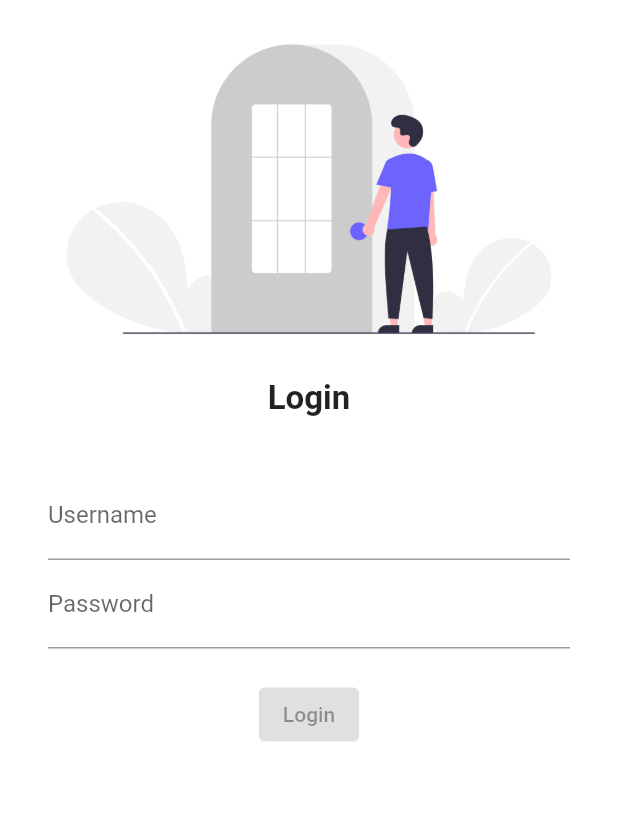
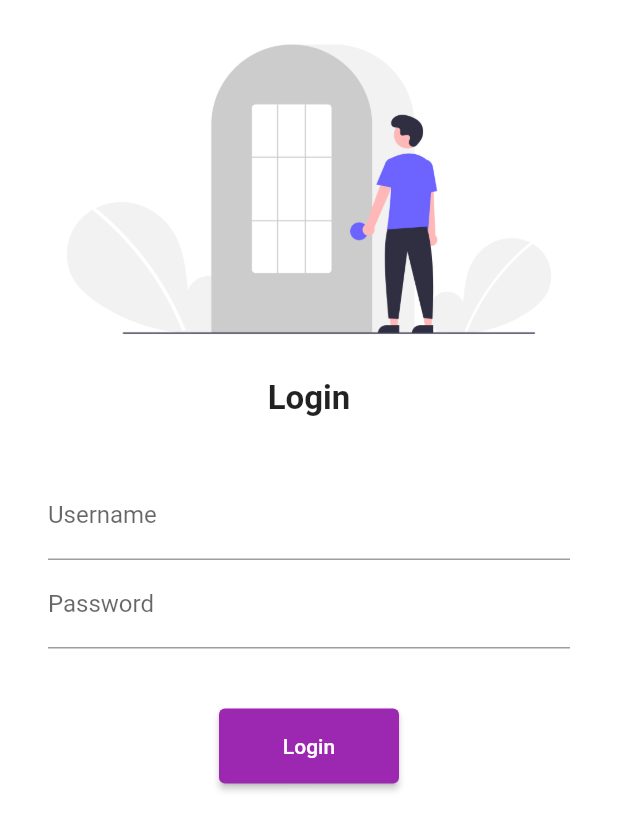
Before and after one commit to ShivamMaurya105/Flutter, a Flutter app: the screen it shows after launch, on a phone screen of 412 x 824 dp. Shown: the top 831 px of the screen. Run offline on Flutter 3.47's test engine with Material 2 defaults, Android fonts, the phone set to English and light mode, and no system bars; our stand-ins replace google_fonts.

Commit message:
Day 5 completed

```diff
--- a/lib/Pages/login_page.dart
+++ b/lib/Pages/login_page.dart
@@ -1,3 +1,4 @@
+import 'package:first_demo_apk/utils/routes.dart';
 import 'package:flutter/material.dart';
 
 class LoginPage extends StatelessWidget {
@@ -7,8 +8,10 @@
   Widget build(BuildContext context) {
     return Material(
       color: Colors.white,
-      child: Center(
+      child: SingleChildScrollView(
         child: Column(
+          children: [
+            Column(
               children: [
                 Image.asset(
                   'assets/images/login_page.jpg',
@@ -26,8 +29,8 @@
                   height: 20.0,
                 ),
                 Padding(
-              padding:
-                  const EdgeInsets.symmetric(vertical: 16.0, horizontal: 32.0),
+                  padding: const EdgeInsets.symmetric(
+                      vertical: 16.0, horizontal: 32.0),
                   child: Column(
                     children: [
                       TextFormField(
@@ -40,12 +43,13 @@
                             hintText: "Enter Password", labelText: "Password"),
                       ),
                       SizedBox(
-                    height: 20.0,
+                        height: 40.0,
                       ),
                       ElevatedButton(
                         child: Text("Login"),
+                        style: TextButton.styleFrom(minimumSize: Size(120, 50)),
                         onPressed: () {
-                      print("Logged In")
+                          Navigator.pushNamed(context, MyRoutes.homeRoute);
                         },
                       )
                     ],
@@ -53,6 +57,8 @@
                 )
               ],
             ),
+          ],
+        ),
       ),
     );
   }
--- a/lib/main.dart
+++ b/lib/main.dart
@@ -1,5 +1,6 @@
 import 'package:first_demo_apk/Pages/home_page.dart';
 import 'package:first_demo_apk/Pages/login_page.dart';
+import 'package:first_demo_apk/utils/routes.dart';
 import 'package:flutter/material.dart';
 import 'package:google_fonts/google_fonts.dart';
 
@@ -14,14 +15,18 @@
   Widget build(BuildContext context) {
     return MaterialApp(
       themeMode: ThemeMode.dark,
-      theme: ThemeData(primarySwatch: Colors.red,
-      fontFamily: GoogleFonts.lato().fontFamily
-      ),
+      theme: ThemeData(
+          primarySwatch: Colors.red, fontFamily: GoogleFonts.lato().fontFamily),
+      //debugShowCheckedModeBanner: false,
       darkTheme: ThemeData(
         brightness: Brightness.light,
         primarySwatch: Colors.purple,
       ),
-      routes: {"/": (context) => LoginPage(), "/home": (context) => Homepage()},
+      routes: {
+        "/": (context) => LoginPage(),
+        MyRoutes.loginRoute: (context) => LoginPage(),
+        MyRoutes.homeRoute: (context) => Homepage()
+      },
     );
   }
 }
--- /dev/null
+++ b/lib/utils/routes.dart
@@ -0,0 +1,4 @@
+class MyRoutes {
+  static String loginRoute = "/login";
+  static String homeRoute = "/home";
+}
```
Lines whose indentation alone changed are shown as unchanged.
